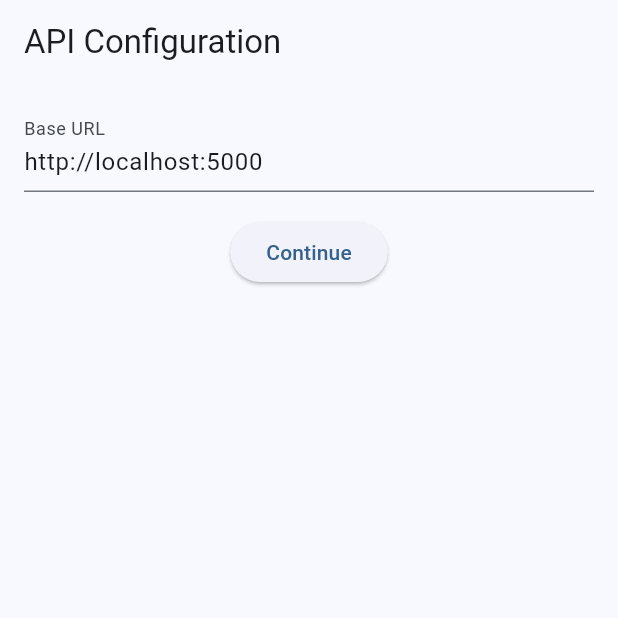
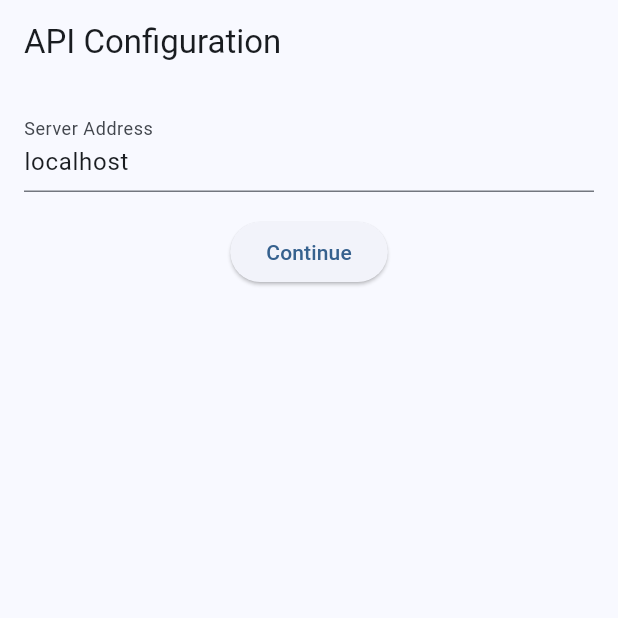
Before and after one commit to daddeJ/CMS, a Flutter app: the screen it shows after launch, on a phone screen of 412 x 824 dp, the top half of it. Run offline on Flutter 3.47's test engine with Material 3 defaults, Android fonts, the phone set to English and light mode, and no system bars; our stand-ins replace bloc, dartz, dio, equatable, flutter_bloc, get_it and 3 more.

Commit message:
Cleanup: code clean for ip config and registration of the user

```diff
--- a/mobile/contacts_app/lib/main.dart
+++ b/mobile/contacts_app/lib/main.dart
@@ -12,10 +12,8 @@ import 'routes/app_router.dart';
 void main() async {
   WidgetsFlutterBinding.ensureInitialized();
 
-  // Initialize dependency injection
   await di.init();
 
-  // Ensure Material icons are loaded
   LicenseRegistry.addLicense(() async* {
     final license = await rootBundle.loadString('fonts/MaterialIcons-Regular.ttf');
     yield LicenseEntryWithLineBreaks(['Material Icons'], license);
@@ -53,7 +51,7 @@ class MyApp extends StatelessWidget {
           GlobalCupertinoLocalizations.delegate,
         ],
         supportedLocales: const [
-          Locale('en', 'US'), // English
+          Locale('en', 'US'),
         ],
         onGenerateRoute: AppRouter.generateRoute,
         initialRoute: AppRouter.splash,
--- a/mobile/contacts_app/lib/presentation/api_config/pages/api_config_page.dart
+++ b/mobile/contacts_app/lib/presentation/api_config/pages/api_config_page.dart
@@ -18,9 +18,18 @@ class _ApiConfigPageState extends State<ApiConfigPage> {
     context.read<ApiConfigCubit>().loadConfig();
   }
 
+  String _extractAddressFromUrl(String url) {
+    final regex = RegExp(r'http://([^:]+):5000');
+    final match = regex.firstMatch(url);
+    return match?.group(1) ?? url;
+  }
+
   void _saveAndContinue() {
-    final url = _controller.text;
-    context.read<ApiConfigCubit>().updateConfig(url);
+    final address = _controller.text.trim();
+    if (address.isNotEmpty) {
+      final fullUrl = 'http://$address:5000';
+      context.read<ApiConfigCubit>().updateConfig(fullUrl);
+    }
   }
 
   @override
@@ -37,7 +46,8 @@ class _ApiConfigPageState extends State<ApiConfigPage> {
           },
           builder: (context, state) {
             if (state is ApiConfigLoaded || state is ApiConfigSaved) {
-              _controller.text = (state as dynamic).baseUrl;
+              final baseUrl = (state as dynamic).baseUrl;
+              _controller.text = _extractAddressFromUrl(baseUrl);
             }
 
             return Column(
@@ -45,8 +55,8 @@ class _ApiConfigPageState extends State<ApiConfigPage> {
                 TextField(
                   controller: _controller,
                   decoration: const InputDecoration(
-                    labelText: 'Base URL',
-                    hintText: 'http://192.168.x.x:5000',
+                    labelText: 'Server Address',
+                    hintText: '192.168.1.100 or localhost',
                   ),
                 ),
                 const SizedBox(height: 16),
--- a/mobile/contacts_app/lib/presentation/auth/cubit/auth_state.dart
+++ b/mobile/contacts_app/lib/presentation/auth/cubit/auth_state.dart
@@ -2,6 +2,7 @@ part of 'auth_cubit.dart';
 
 abstract class AuthState extends Equatable {
   const AuthState();
+
   @override
   List<Object?> get props => [];
 }
@@ -21,6 +22,10 @@ class AuthAuthenticated extends AuthState {
 
 class AuthUnauthenticated extends AuthState {}
 
+class AuthRegisterSuccess extends AuthState {
+  const AuthRegisterSuccess();
+}
+
 class AuthError extends AuthState {
   final String message;
 
```
Also changed, not shown: mobile/contacts_app/lib/injection_container.dart (+0 -10 lines), mobile/contacts_app/lib/presentation/auth/cubit/auth_cubit.dart (+13 -8 lines), mobile/contacts_app/lib/presentation/auth/pages/register_page.dart (+18 -4 lines).
